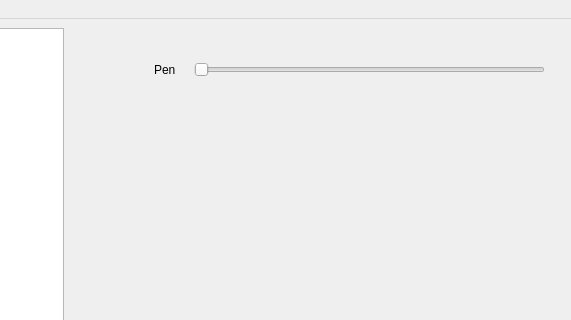
The window that DrawPicture/drawpicturewindow.ui (Futa-Sakamoto/DrawPicture) describes before a commit, drawn with Qt 5; both pictures show x 736 to 1307 and y 0 to 320 of the 1307 by 749 pixel window.
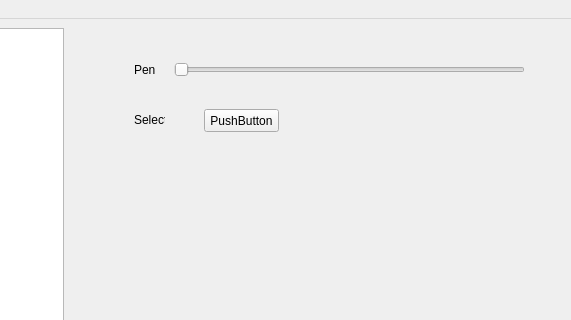
The same window after the commit.

The edit to the form file:
```diff
--- a/DrawPicture/drawpicturewindow.ui
+++ b/DrawPicture/drawpicturewindow.ui
@@ -27,7 +27,7 @@
    <widget class="QSlider" name="horizontalSlider">
     <property name="geometry">
      <rect>
-      <x>930</x>
+      <x>910</x>
       <y>40</y>
       <width>351</width>
       <height>21</height>
@@ -40,7 +40,7 @@
    <widget class="QLabel" name="label">
     <property name="geometry">
      <rect>
-      <x>890</x>
+      <x>870</x>
       <y>40</y>
       <width>31</width>
       <height>21</height>
@@ -50,6 +50,32 @@
      <string>Pen</string>
     </property>
    </widget>
+   <widget class="QLabel" name="label_2">
+    <property name="geometry">
+     <rect>
+      <x>870</x>
+      <y>90</y>
+      <width>31</width>
+      <height>21</height>
+     </rect>
+    </property>
+    <property name="text">
+     <string>Select</string>
+    </property>
+   </widget>
+   <widget class="QPushButton" name="pushButton">
+    <property name="geometry">
+     <rect>
+      <x>940</x>
+      <y>90</y>
+      <width>75</width>
+      <height>23</height>
+     </rect>
+    </property>
+    <property name="text">
+     <string>PushButton</string>
+    </property>
+   </widget>
   </widget>
   <widget class="QMenuBar" name="menubar">
    <property name="geometry">
```
